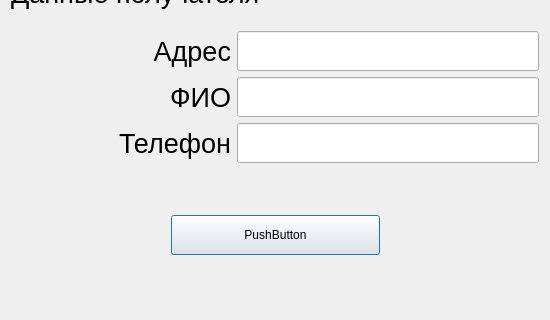
Qt form correctorderform.ui (elllymAn/bysto_prosto) before a commit; both pictures show x 0 to 550 and y 340 to 660 of the 550 by 660 pixel window.
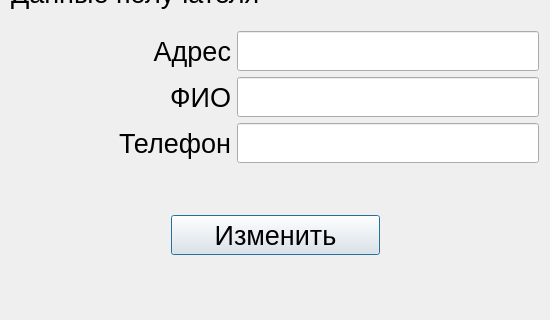
The same form after that commit.

The edit to the form file:
```diff
--- a/correctorderform.ui
+++ b/correctorderform.ui
@@ -277,8 +277,13 @@
            <height>16777215</height>
           </size>
          </property>
+         <property name="font">
+          <font>
+           <pointsize>20</pointsize>
+          </font>
+         </property>
          <property name="text">
-          <string>PushButton</string>
+          <string>Изменить</string>
          </property>
         </widget>
        </item>
```
Left out of the diff: 2 changed lines with no effect on the pictures.
